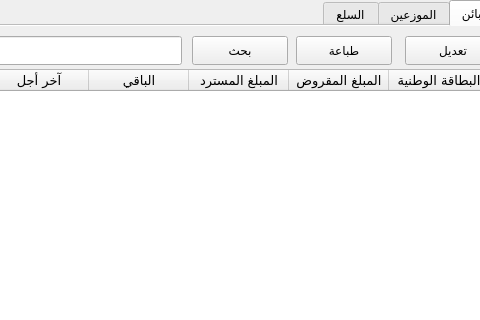
YassineBaghdadi/stock-management-V2, file home.ui: the form before one commit; both pictures show x 84 to 564 and y 0 to 320 of the 777 by 459 pixel window.
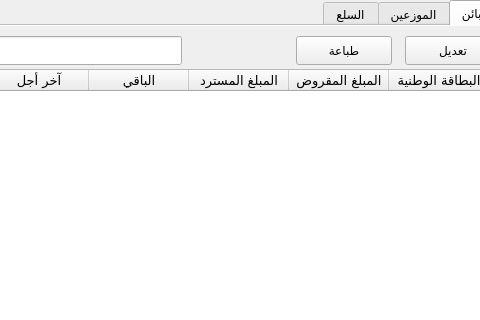
The form after the commit. The open tabs and pages were chosen to show the change. Icons and pictures are not drawn.

Commit message: client tab done

Diff of the .ui file:
```diff
--- a/home.ui
+++ b/home.ui
@@ -3172,19 +3172,6 @@
       </rect>
      </property>
     </widget>
-    <widget class="QPushButton" name="searsh_client_Button">
-     <property name="geometry">
-      <rect>
-       <x>286</x>
-       <y>10</y>
-       <width>96</width>
-       <height>29</height>
-      </rect>
-     </property>
-     <property name="text">
-      <string>بحث</string>
-     </property>
-    </widget>
     <widget class="QTableWidget" name="clients_table">
      <property name="geometry">
       <rect>
```
Left out of the diff: 4 changed lines with no effect on the pictures. The commit also changes 4 other files.
